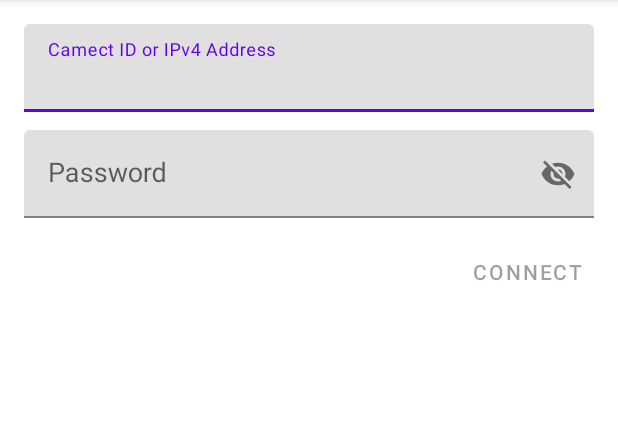
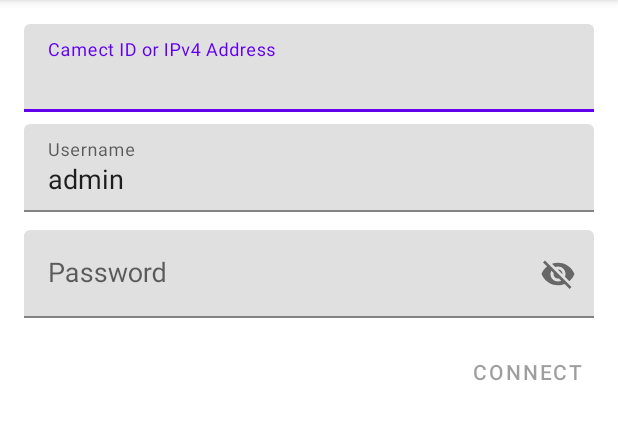
Before and after one commit to bkhall/Camect-Android-SDK, an Android app: the screen it shows after launch (MainActivity), after a tap on an icon or button, on a phone screen of 412 x 824 dp, the part 84-524 px from its top. Run offline under Robolectric (Android 15) with nearby library versions, the phone set to English and light mode, and no system bars; our stand-ins replace Timber; 1 statement that could not run was skipped.

Commit message:
Require username

```diff
--- a/app/src/main/java/com/camect/android/example/fragments/MainFragment.java
+++ b/app/src/main/java/com/camect/android/example/fragments/MainFragment.java
@@ -37,6 +37,7 @@ public class MainFragment extends Fragment implements View.OnClickListener, Text
     private Button               mConnect;
     private ThreadPoolExecutor   mExecutor;
     private EditText             mPassword;
+    private EditText             mUsername;
 
     @Override
     public void afterTextChanged(Editable s) {
@@ -101,9 +102,11 @@ public class MainFragment extends Fragment implements View.OnClickListener, Text
 
     private boolean isReady() {
         String camectId = mCamectId.getText().toString();
+        String username = mUsername.getText().toString();
         String password = mPassword.getText().toString();
 
-        return !TextUtils.isEmpty(camectId.trim()) && !TextUtils.isEmpty(password.trim());
+        return !TextUtils.isEmpty(camectId.trim()) && !TextUtils.isEmpty(username.trim()) &&
+                !TextUtils.isEmpty(password.trim());
     }
 
     @Override
@@ -111,9 +114,10 @@ public class MainFragment extends Fragment implements View.OnClickListener, Text
         mConnect.setEnabled(false);
 
         String camectId = mCamectId.getText().toString();
+        String username = mUsername.getText().toString();
         String password = mPassword.getText().toString();
 
-        CamectSDK.init(requireContext(), camectId.trim(), password.trim());
+        CamectSDK.init(requireContext(), camectId.trim(), username.trim(), password.trim());
 
         getHomeInfo();
     }
@@ -149,6 +153,9 @@ public class MainFragment extends Fragment implements View.OnClickListener, Text
         mCamectId = view.findViewById(R.id.camect_id);
         mCamectId.addTextChangedListener(this);
 
+        mUsername = view.findViewById(R.id.username);
+        mUsername.addTextChangedListener(this);
+
         mPassword = view.findViewById(R.id.password);
         mPassword.addTextChangedListener(this);
 
--- a/app/src/main/res/layout/fragment_main.xml
+++ b/app/src/main/res/layout/fragment_main.xml
@@ -18,6 +18,27 @@
             android:hint="Camect ID or IPv4 Address"
             android:inputType="text"
             android:digits="0123456789AaBbCcDdEeFf."
+            android:maxLines="1"
+            android:selectAllOnFocus="true"
+            android:textAppearance="?android:textAppearanceMedium" />
+
+    </com.google.android.material.textfield.TextInputLayout>
+
+    <Space
+        android:layout_width="match_parent"
+        android:layout_height="8dp" />
+
+    <com.google.android.material.textfield.TextInputLayout
+        android:layout_width="match_parent"
+        android:layout_height="wrap_content">
+
+        <EditText
+            android:id="@+id/username"
+            android:layout_width="match_parent"
+            android:layout_height="wrap_content"
+            android:hint="Username"
+            android:inputType="text"
+            android:text="admin"
             android:maxLines="1"
             android:selectAllOnFocus="true"
             android:textAppearance="?android:textAppearanceMedium" />
--- a/library/src/main/java/com/camect/android/library/CamectSDK.java
+++ b/library/src/main/java/com/camect/android/library/CamectSDK.java
@@ -7,6 +7,12 @@ import android.graphics.BitmapFactory;
 import android.text.TextUtils;
 import android.util.Base64;
 import android.webkit.WebSettings;
+
+import androidx.annotation.NonNull;
+import androidx.annotation.Nullable;
+import androidx.annotation.WorkerThread;
+import androidx.security.crypto.EncryptedSharedPreferences;
+import androidx.security.crypto.MasterKey;
 
 import com.camect.android.library.model.Camera;
 import com.camect.android.library.model.HomeInfo;
@@ -18,11 +24,6 @@ import org.json.JSONObject;
 import java.util.ArrayList;
 import java.util.concurrent.TimeUnit;
 
-import androidx.annotation.NonNull;
-import androidx.annotation.Nullable;
-import androidx.annotation.WorkerThread;
-import androidx.security.crypto.EncryptedSharedPreferences;
-import androidx.security.crypto.MasterKey;
 import okhttp3.Cache;
 import okhttp3.Credentials;
 import okhttp3.HttpUrl;
@@ -37,14 +38,6 @@ public class CamectSDK {
 
     public static CamectSDK getInstance() {
         return sInstance;
-    }
-
-    public static void init(Context context, String id, String password) {
-        synchronized (CamectSDK.class) {
-            if (sInstance == null) {
-                sInstance = new CamectSDK(context, id, "admin", password);
-            }
-        }
     }
 
     public static void init(Context context, String id, String username, String password) {
```
